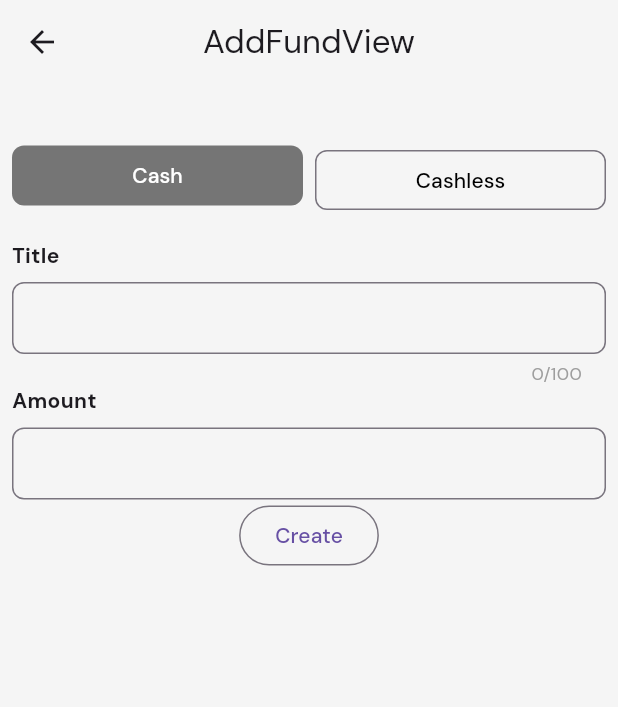
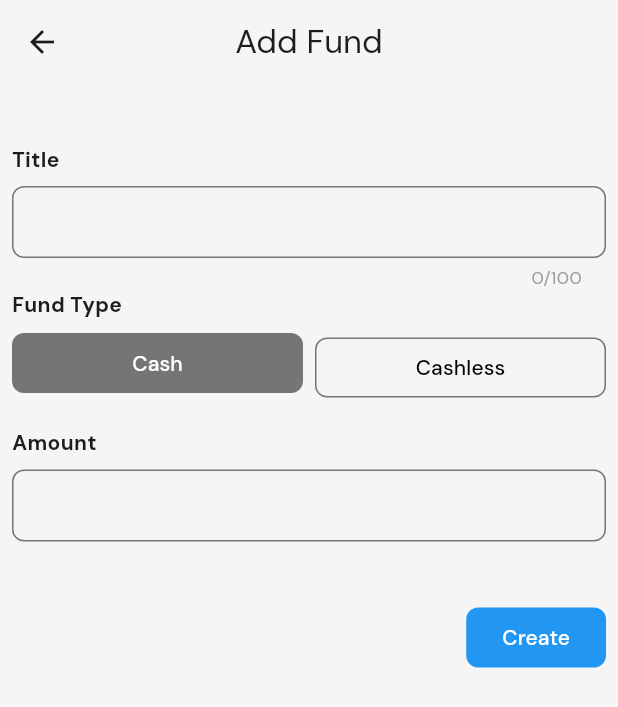
Before and after one commit to maouzal-pandu/Arus, a Flutter app: the AddFundView screen opened by its route, on a phone screen of 412 x 824 dp. Shown: the top 707 px of the screen. Run offline on Flutter 3.47's test engine with Material 3 defaults, Android fonts, the phone set to English and light mode, and no system bars; our stand-ins replace drift, drift_flutter, get, google_fonts; accounts and stored records are empty; generated files the repository leaves out were written again.

Commit message:
style: adjust add fund view

```diff
--- a/lib/app/modules/add-fund/views/add_fund_view.dart
+++ b/lib/app/modules/add-fund/views/add_fund_view.dart
@@ -12,7 +12,7 @@ class AddFundView extends GetView<AddFundController> {
   @override
   Widget build(BuildContext context) {
     return Scaffold(
-      appBar: AppBar(title: const Text('AddFundView'), centerTitle: true),
+      appBar: AppBar(title: const Text('Add Fund'), centerTitle: true),
       body: SingleChildScrollView(
         child: Padding(
           padding: const EdgeInsets.all(8.0),
@@ -21,13 +21,6 @@ class AddFundView extends GetView<AddFundController> {
             child: Column(
               children: [
                 const SizedBox(height: 32),
-
-                formInputTypeRow<FundType>(controller.type, FundType.values, [
-                  'Cash',
-                  'Cashless',
-                ]),
-
-                const SizedBox(height: 16),
 
                 formInputFieldCol(
                   'Title',
@@ -61,6 +54,25 @@ class AddFundView extends GetView<AddFundController> {
                   ),
                 ),
 
+                Column(
+                  crossAxisAlignment: CrossAxisAlignment.start,
+                  spacing: 8,
+                  children: [
+                    const Text(
+                      'Fund Type',
+                      style: TextStyle(fontWeight: FontWeight.bold),
+                    ),
+
+                    formInputTypeRow<FundType>(
+                      controller.type,
+                      FundType.values,
+                      ['Cash', 'Cashless'],
+                    ),
+                  ],
+                ),
+
+                const SizedBox(height: 16),
+
                 formInputFieldCol(
                   'Amount',
                   TextFormField(
@@ -80,9 +92,22 @@ class AddFundView extends GetView<AddFundController> {
                   ),
                 ),
 
-                OutlinedButton(
-                  onPressed: () => controller.createFund(),
-                  child: const Text('Create'),
+                const SizedBox(height: 40),
+
+                Align(
+                  alignment: AlignmentGeometry.centerRight,
+                  child: FilledButton(
+                    style: ButtonStyle(
+                      backgroundColor: WidgetStatePropertyAll(Colors.blue),
+                      shape: WidgetStatePropertyAll(
+                        RoundedRectangleBorder(
+                          borderRadius: BorderRadiusGeometry.circular(8),
+                        ),
+                      ),
+                    ),
+                    onPressed: () => controller.createFund(),
+                    child: const Text('Create'),
+                  ),
                 ),
               ],
             ),
```
